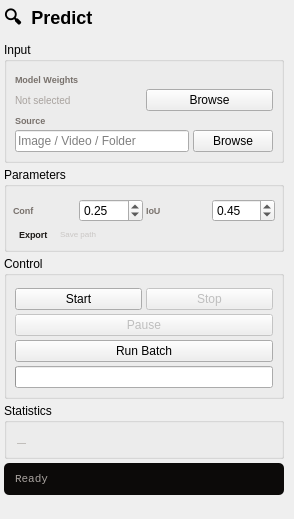
Qt form main/core/predict/predict.ui (Mcriel-CHYJIE/YOLO) before a commit.
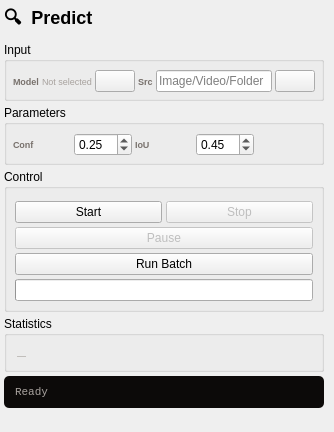
The same form after that commit.

Commit message:
feat(predict): 增强预测界面功能支持多模型格式和检测热力图
- 支持ONNX模型格式，扩展MODEL_FILTER为PyTorch和ONNX双格式
- 实现ASFF模块N层特征融合，适配3级或4级模型结构
- 添加HeatClassSelector组件用于模型类别选择和热力图配置
- 新增HeatBar组件显示检测热力条可视化
- 重构UI布局调整左侧面板宽度和参数排列方式
- 实现图片/文件夹批量推理模式自动切换
- 添加热度条保存功能输出PNG格式热力图像
- 优化Detector服务支持热力图信号发射和目标类别过滤
- 更新界面控件样式和按钮图标提升用户体验
- 修复进度条显示逻辑整合热力图重置功能

The edit to the form file:
```diff
--- a/main/core/predict/predict.ui
+++ b/main/core/predict/predict.ui
@@ -33,8 +33,8 @@
 
     <item>
      <widget class="QWidget" name="leftPanel" native="true">
-     <property name="minimumSize"><size><width>280</width><height>0</height></size></property>
-     <property name="maximumSize"><size><width>280</width><height>16777215</height></size></property>
+     <property name="minimumSize"><size><width>320</width><height>0</height></size></property>
+     <property name="maximumSize"><size><width>320</width><height>16777215</height></size></property>
      <layout class="QVBoxLayout" name="leftLo">
       <property name="leftMargin">
        <number>0</number>
@@ -52,71 +52,65 @@
 
       <item><widget class="QGroupBox" name="inputGroup">
        <property name="title"><string>Input</string></property>
-       <layout class="QVBoxLayout" name="inputLo">
+       <layout class="QHBoxLayout" name="inputLo">
         <property name="leftMargin">
-       <number>8</number>
+       <number>6</number>
       </property><property name="topMargin">
-       <number>12</number>
+       <number>8</number>
       </property>
         <property name="rightMargin">
-       <number>8</number>
+       <number>6</number>
       </property><property name="bottomMargin">
-       <number>8</number>
+       <number>6</number>
       </property>
         <property name="spacing">
-       <number>4</number>
+       <number>3</number>
       </property>
         <item><widget class="QLabel" name="modelLabelP">
-         <property name="text"><string>Model Weights</string></property>
+         <property name="text"><string>Model</string></property>
          <property name="styleSheet"><string>font-size:9px;color:#78716c;font-weight:500;</string></property>
         </widget></item>
-        <item><layout class="QHBoxLayout" name="modelRowP">
          <item><widget class="QLabel" name="lbl_model">
           <property name="text"><string>Not selected</string></property>
-          <property name="styleSheet"><string>font-size:10px;color:#a8a29e;</string></property>
+         <property name="styleSheet"><string>font-size:9px;color:#a8a29e;</string></property>
          </widget></item>
          <item><widget class="QPushButton" name="modelBrowseBtn">
-          <property name="text"><string>Browse</string></property>
-         </widget></item>
-        </layout></item>
+         <property name="text"><string></string></property>
+        </widget></item>
         <item><widget class="QLabel" name="srcLabelP">
-         <property name="text"><string>Source</string></property>
+         <property name="text"><string>Src</string></property>
          <property name="styleSheet"><string>font-size:9px;color:#78716c;font-weight:500;</string></property>
         </widget></item>
-        <item><layout class="QHBoxLayout" name="srcRowP">
          <item><widget class="QLineEdit" name="lbl_src">
-          <property name="placeholderText"><string>Image / Video / Folder</string></property>
+         <property name="placeholderText"><string>Image/Video/Folder</string></property>
          </widget></item>
          <item><widget class="QPushButton" name="srcBrowseBtn">
-          <property name="text"><string>Browse</string></property>
-         </widget></item>
-        </layout></item>
+         <property name="text"><string></string></property>
+        </widget></item>
        </layout>
       </widget></item>
 
       <item><widget class="QGroupBox" name="paramsGroupP">
        <property name="title"><string>Parameters</string></property>
-       <layout class="QGridLayout" name="paramsGridP">
+       <layout class="QHBoxLayout" name="paramsGridP">
         <property name="leftMargin">
        <number>6</number>
       </property><property name="topMargin">
-       <number>12</number>
+       <number>8</number>
       </property>
         <property name="rightMargin">
        <number>6</number>
       </property><property name="bottomMargin">
        <number>6</number>
       </property>
-        <property name="horizontalSpacing">
-       <number>3</number>
-      </property><property name="verticalSpacing">
+        <property name="spacing">
        <number>3</number>
       </property>
-        <item row="0" column="0"><widget class="QLabel" name="confLabel">
+        <item><widget class="QLabel" name="confLabel">
          <property name="text"><string>Conf</string></property>
          <property name="styleSheet"><string>font-size:9px;color:#78716c;font-weight:500;</string></property>
         </widget></item>
-        <item row="0" column="1"><widget class="QDoubleSpinBox" name="sp_conf">
+        <item><widget class="QDoubleSpinBox" name="sp_conf">
          <property name="decimals">
        <number>2</number>
       </property>
@@ -132,11 +126,11 @@
        <double>0.25</double>
       </property>
         </widget></item>
-        <item row="0" column="2"><widget class="QLabel" name="iouLabelP">
+        <item><widget class="QLabel" name="iouLabelP">
          <property name="text"><string>IoU</string></property>
          <property name="styleSheet"><string>font-size:9px;color:#78716c;font-weight:500;</string></property>
         </widget></item>
-        <item row="0" column="3"><widget class="QDoubleSpinBox" name="sp_iou">
+        <item><widget class="QDoubleSpinBox" name="sp_iou">
          <property name="decimals">
        <number>2</number>
       </property>
@@ -152,32 +146,23 @@
        <double>0.45</double>
       </property>
         </widget></item>
-        <item row="1" column="0" colspan="4">
+        <item>
          <widget class="QWidget" name="exportRow" native="true">
           <layout class="QHBoxLayout" name="exportRowLo">
            <property name="leftMargin">
-       <number>6</number>
+       <number>0</number>
       </property><property name="topMargin">
-       <number>1</number>
+       <number>0</number>
       </property>
            <property name="rightMargin">
-       <number>6</number>
+       <number>0</number>
       </property><property name="bottomMargin">
-       <number>1</number>
+       <number>0</number>
       </property>
            <property name="spacing">
        <number>4</number>
       </property>
-           <item><widget class="QLabel" name="exportLabel">
-            <property name="text"><string>Export</string></property>
-            <property name="styleSheet"><string>font-size:9px;color:#1c1917;font-weight:500;</string></property>
-           </widget></item>
            <item><widget class="QWidget" name="exportToggleHolder" native="true"/></item>
-           <item><widget class="QLineEdit" name="exportPath">
-            <property name="readOnly"><bool>true</bool></property>
-            <property name="placeholderText"><string>Save path</string></property>
-            <property name="styleSheet"><string>font-size:8px;color:#a8a29e;border:none;background:transparent;padding:0 2px;</string></property>
-           </widget></item>
           </layout>
          </widget>
         </item>
```
Lines whose indentation alone changed are shown as unchanged. The commit also changes 4 other files.
